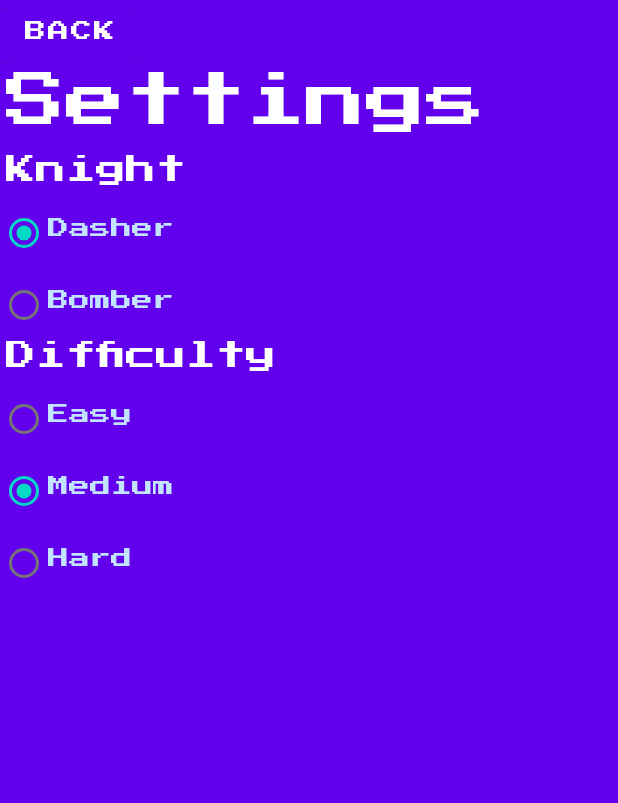
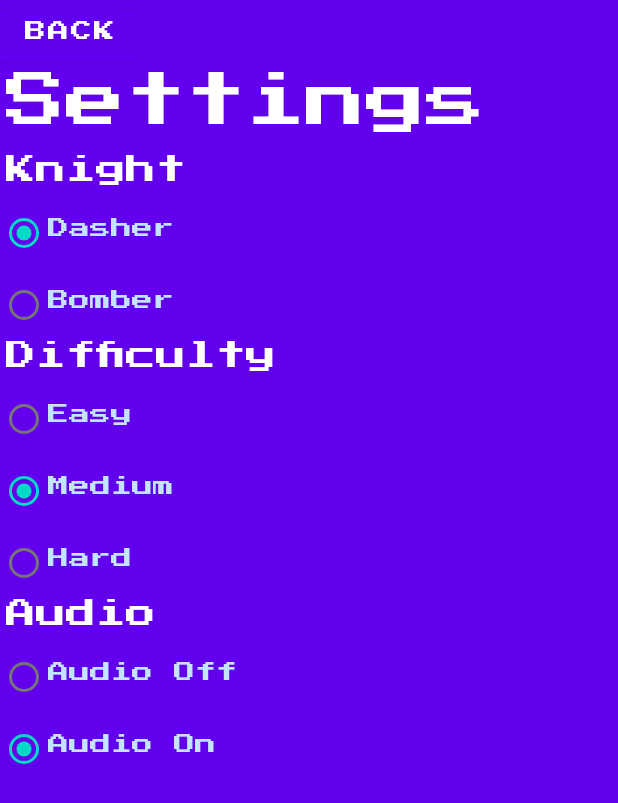
Before and after one commit to nmalamug/REVENGETABLES, an Android app: the SettingsFragment screen opened through its navigation route, on a phone screen of 412 x 824 dp. Shown: the top 803 px of the screen. Run offline under Robolectric (Android 15) with nearby library versions, the phone set to English and light mode, and no system bars; our stand-ins replace navigation-ui; 1 statement that could not run was skipped.

Commit message:
In background detection, used to pause sound and game. Sound Settings Added.

```diff
--- a/app/src/main/java/com/example/knightslabyrinth/HighScoreFragment.java
+++ b/app/src/main/java/com/example/knightslabyrinth/HighScoreFragment.java
@@ -42,7 +42,9 @@ public class HighScoreFragment extends Fragment{
         binding.buttonBack.setOnClickListener(new View.OnClickListener() {
             @Override
             public void onClick(View view) {
-                buttonClick.start();
+                if (SettingsFragment.getAudioSetting()) {
+                    buttonClick.start();
+                }
                 NavHostFragment.findNavController(HighScoreFragment.this)
                         .navigate(R.id.action_HighScore_to_Home);
             }
--- a/app/src/main/java/com/example/knightslabyrinth/HomeScreenFragment.java
+++ b/app/src/main/java/com/example/knightslabyrinth/HomeScreenFragment.java
@@ -14,7 +14,7 @@ import androidx.navigation.fragment.NavHostFragment;
 import com.example.knightslabyrinth.databinding.FragmentHomeScreenBinding;
 
 public class HomeScreenFragment extends Fragment {
-    MediaPlayer mediaPlayer;
+    static MediaPlayer mediaPlayer;
     MediaPlayer buttonClick;
 
     private FragmentHomeScreenBinding binding;
@@ -33,14 +33,18 @@ public class HomeScreenFragment extends Fragment {
         buttonClick = MediaPlayer.create(getContext(), R.raw.buttonclick);
         mediaPlayer.setLooping(true);
         mediaPlayer.setVolume(0, 0.2f);
-        mediaPlayer.start();
+        if (SettingsFragment.getAudioSetting()) {
+            mediaPlayer.start();
+        }
         binding.buttonStart.setOnClickListener(new View.OnClickListener() {
             @Override
             public void onClick(View view) {
                 mediaPlayer.stop();
                 mediaPlayer.release();
                 mediaPlayer = null;
-                buttonClick.start();
+                if (SettingsFragment.getAudioSetting()) {
+                    buttonClick.start();
+                }
                 NavHostFragment.findNavController(HomeScreenFragment.this)
                         .navigate(R.id.action_play_button);
             }
@@ -51,7 +55,9 @@ public class HomeScreenFragment extends Fragment {
                 mediaPlayer.stop();
                 mediaPlayer.release();
                 mediaPlayer = null;
-                buttonClick.start();
+                if (SettingsFragment.getAudioSetting()) {
+                    buttonClick.start();
+                }
                 NavHostFragment.findNavController(HomeScreenFragment.this)
                         .navigate(R.id.action_settings_button);
             }
@@ -62,7 +68,9 @@ public class HomeScreenFragment extends Fragment {
                 mediaPlayer.stop();
                 mediaPlayer.release();
                 mediaPlayer = null;
-                buttonClick.start();
+                if (SettingsFragment.getAudioSetting()) {
+                    buttonClick.start();
+                }
                 NavHostFragment.findNavController(HomeScreenFragment.this)
                         .navigate(R.id.action_manual_button);
             }
@@ -73,7 +81,9 @@ public class HomeScreenFragment extends Fragment {
                 mediaPlayer.stop();
                 mediaPlayer.release();
                 mediaPlayer = null;
-                buttonClick.start();
+                if (SettingsFragment.getAudioSetting()) {
+                    buttonClick.start();
+                }
                 NavHostFragment.findNavController(HomeScreenFragment.this)
                         .navigate(R.id.action_Home_HighScore);
             }
@@ -94,6 +104,11 @@ public class HomeScreenFragment extends Fragment {
     public void onDestroyView() {
         super.onDestroyView();
         binding = null;
+        if (mediaPlayer != null) {
+            mediaPlayer.stop();
+            mediaPlayer.release();
+            mediaPlayer = null;
+        }
     }
 
 }
--- a/app/src/main/java/com/example/knightslabyrinth/MainActivity.java
+++ b/app/src/main/java/com/example/knightslabyrinth/MainActivity.java
@@ -1,9 +1,11 @@
 package com.example.knightslabyrinth;
 
+import android.media.AudioManager;
 import android.os.Bundle;
 
 import androidx.appcompat.app.AppCompatActivity;
 
+import android.provider.MediaStore;
 import android.view.View;
 
 import androidx.navigation.NavController;
@@ -25,6 +27,7 @@ public class MainActivity extends AppCompatActivity {
     private Runnable showToastRunnable;
     public static SettingsManager settings = new SettingsManager();
 
+
     @Override
     protected void onCreate(Bundle savedInstanceState) {
         super.onCreate(savedInstanceState);
@@ -36,6 +39,7 @@ public class MainActivity extends AppCompatActivity {
         NavigationUI.setupActionBarWithNavController(this, navController, appBarConfiguration);
         // Load the C++ library
         System.loadLibrary("knightslabyrinth");
+        SettingsFragment.setAudioSetting(true);
 
     }
 
@@ -69,4 +73,28 @@ public class MainActivity extends AppCompatActivity {
         return NavigationUI.navigateUp(navController, appBarConfiguration)
                 || super.onSupportNavigateUp();
     }
+    @Override
+    public void onPause() {
+        super.onPause();
+        //Pause your player
+        if (GameScreenFragment.GameMusic != null) {
+            GameScreenFragment.GameMusic.pause();
+        }
+        if (HomeScreenFragment.mediaPlayer != null) {
+            HomeScreenFragment.mediaPlayer.pause();
+        }
+        //do more stuff
+    }
+    @Override
+    public void onResume() {
+        super.onResume();
+        //Play again
+        if (GameScreenFragment.GameMusic != null) {
+            GameScreenFragment.GameMusic.start();
+        }
+        if (HomeScreenFragment.mediaPlayer != null) {
+            HomeScreenFragment.mediaPlayer.start();
+        }
+        //do more stuff
+    }
 }
--- a/app/src/main/java/com/example/knightslabyrinth/SettingsFragment.java
+++ b/app/src/main/java/com/example/knightslabyrinth/SettingsFragment.java
@@ -2,10 +2,12 @@ package com.example.knightslabyrinth;
 
 import android.media.MediaPlayer;
 import android.os.Bundle;
+import android.provider.MediaStore;
 import android.view.LayoutInflater;
 import android.view.View;
 import android.view.ViewGroup;
 import android.widget.RadioGroup;
+import android.media.AudioManager;
 
 import androidx.annotation.NonNull;
 import androidx.fragment.app.Fragment;
@@ -16,6 +18,7 @@ import com.example.knightslabyrinth.databinding.FragmentSettingsBinding;
 public class SettingsFragment extends Fragment  {
 
     private FragmentSettingsBinding binding;
+    private static boolean AudioSetting = true;
     MediaPlayer buttonClick;
     @Override
     public View onCreateView(
@@ -43,10 +46,17 @@ public class SettingsFragment extends Fragment  {
         } else if (MainActivity.settings.getDifficulty() == 2) {
             binding.radioHard.setChecked(true);
         }
+        if (AudioSetting) {
+            binding.radioSoundOn.setChecked(true);
+        } else {
+            binding.radioSoundOff.setChecked(true);
+        }
         binding.buttonBack.setOnClickListener(new View.OnClickListener() {
             @Override
             public void onClick(View view) {
-                buttonClick.start();
+                if (SettingsFragment.getAudioSetting()) {
+                    buttonClick.start();
+                }
                 NavHostFragment.findNavController(SettingsFragment.this)
                         .navigate(R.id.action_Settings_to_HomeScreenFragment);
             }
@@ -80,6 +90,20 @@ public class SettingsFragment extends Fragment  {
                 }
             }
         });
+
+        RadioGroup radioGroupAudio = (RadioGroup) binding.audioSettings;
+        radioGroupAudio.setOnCheckedChangeListener(new RadioGroup.OnCheckedChangeListener()
+        {
+            @Override
+            public void onCheckedChanged(RadioGroup group, int checkedId) {
+                // checkedId is the RadioButton selected
+                if (binding.radioSoundOn.isChecked()) {
+                    AudioSetting = true;
+                } else if (binding.radioSoundOff.isChecked()) {
+                    AudioSetting = false;
+                }
+            }
+        });
         buttonClick.setOnCompletionListener(new MediaPlayer.OnCompletionListener() {
             @Override
             public void onCompletion(MediaPlayer mediaPlayer) {
@@ -91,6 +115,12 @@ public class SettingsFragment extends Fragment  {
             }
         });
     }
+    public static boolean getAudioSetting() {
+        return AudioSetting;
+    }
+    public static void setAudioSetting(boolean bool) {
+        AudioSetting = bool;
+    }
 
     @Override
     public void onDestroyView() {
--- a/app/src/main/java/com/example/knightslabyrinth/UserManualFragment.java
+++ b/app/src/main/java/com/example/knightslabyrinth/UserManualFragment.java
@@ -34,7 +34,9 @@ public class UserManualFragment extends Fragment {
         binding.buttonBack.setOnClickListener(new View.OnClickListener() {
             @Override
             public void onClick(View view) {
-                buttonClick.start();
+                if (SettingsFragment.getAudioSetting()) {
+                    buttonClick.start();
+                }
                 NavHostFragment.findNavController(UserManualFragment.this)
                         .navigate(R.id.action_Manual_to_HomeScreenFragment);
             }
--- a/app/src/main/res/layout/fragment_settings.xml
+++ b/app/src/main/res/layout/fragment_settings.xml
@@ -44,6 +44,17 @@
         android:textSize="20sp"
         app:layout_constraintStart_toStartOf="parent"
         app:layout_constraintTop_toBottomOf="@id/knightSettings" />
+    <TextView
+        android:id="@+id/SoundText"
+        android:layout_width="wrap_content"
+        android:layout_height="wrap_content"
+        android:layout_marginStart="4dp"
+        android:fontFamily="@font/press_start_2p"
+        android:text="Audio"
+        android:textColor="#FFFFFF"
+        android:textSize="20sp"
+        app:layout_constraintStart_toStartOf="parent"
+        app:layout_constraintTop_toBottomOf="@id/diffSettings" />
 
     <Button
         android:id="@+id/buttonBack"
@@ -111,4 +122,28 @@
             android:text="Hard"
             android:textColor="#C2E4FF" />
     </RadioGroup>
+    <RadioGroup
+        android:id="@+id/audioSettings"
+        android:layout_width="match_parent"
+        android:layout_height="wrap_content"
+        android:orientation="vertical"
+        tools:layout_editor_absoluteX="-16dp"
+        app:layout_constraintTop_toBottomOf="@id/SoundText">
+
+        <RadioButton
+            android:id="@+id/radio_sound_off"
+            android:layout_width="wrap_content"
+            android:layout_height="wrap_content"
+            android:fontFamily="@font/press_start_2p"
+            android:text="Audio Off"
+            android:textColor="#C2E4FF" />
+
+        <RadioButton
+            android:id="@+id/radio_sound_on"
+            android:layout_width="wrap_content"
+            android:layout_height="wrap_content"
+            android:fontFamily="@font/press_start_2p"
+            android:text="Audio On"
+            android:textColor="#C2E4FF" />
+    </RadioGroup>
 </androidx.constraintlayout.widget.ConstraintLayout>
```
Also changed, not shown: app/src/main/java/com/example/knightslabyrinth/GameScreenFragment.java (+24 -6 lines), app/src/main/java/com/example/knightslabyrinth/LoseScreenFragment.java (+6 -2 lines).
